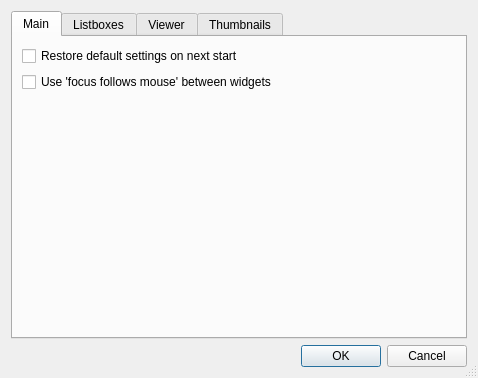
Above: settingsdialog.ui from bwachter/aardview before the change. Below: the same form after it.
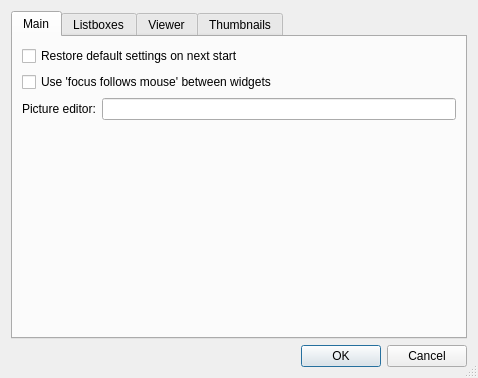
That is the form after the change.

Commit message: added config option for external editor

```diff
--- a/settingsdialog.ui
+++ b/settingsdialog.ui
@@ -50,6 +50,20 @@
              </property>
             </widget>
            </item>
+           <item>
+            <layout class="QGridLayout" name="gridLayout" >
+             <item row="0" column="0" >
+              <widget class="QLabel" name="label_3" >
+               <property name="text" >
+                <string>Picture editor:</string>
+               </property>
+              </widget>
+             </item>
+             <item row="0" column="1" >
+              <widget class="QLineEdit" name="mainExternalEditor" />
+             </item>
+            </layout>
+           </item>
            <item>
             <spacer name="verticalSpacer_4" >
              <property name="orientation" >
```
The commit also changes 1 other file.
